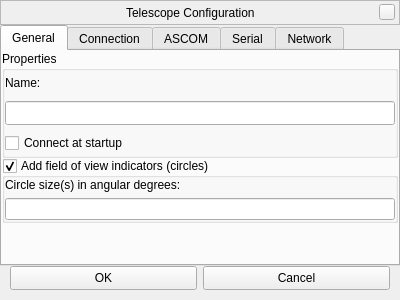
Qt form plugins/TelescopeControl/src/gui/telescopePropertiesWindow.ui (AlBannaTechno/stellarium) before a commit.
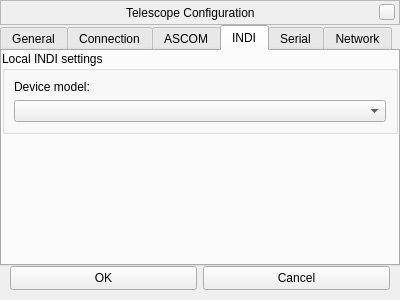
The same form after that commit. The open tabs and pages were chosen to show the change. Custom widgets are drawn as their Qt base class.

Commit message: + crude implementation of a method to populate the list of exsiting INDI drivers

Diff of the .ui file:
```diff
--- a/plugins/TelescopeControl/src/gui/telescopePropertiesWindow.ui
+++ b/plugins/TelescopeControl/src/gui/telescopePropertiesWindow.ui
@@ -546,6 +546,51 @@
            </item>
           </layout>
          </widget>
+         <widget class="QWidget" name="tabIndi">
+          <attribute name="title">
+           <string>INDI</string>
+          </attribute>
+          <layout class="QVBoxLayout" name="verticalLayoutIndi">
+           <property name="spacing">
+            <number>0</number>
+           </property>
+           <property name="margin">
+            <number>0</number>
+           </property>
+           <item>
+            <widget class="QGroupBox" name="groupBoxIndi">
+             <property name="title">
+              <string>Local INDI settings</string>
+             </property>
+             <layout class="QVBoxLayout" name="verticalLayout_8">
+              <item>
+               <widget class="QLabel" name="labelIndiDeviceModel">
+                <property name="text">
+                 <string>Device model:</string>
+                </property>
+               </widget>
+              </item>
+              <item>
+               <widget class="QComboBox" name="comboBoxIndiDeviceModel"/>
+              </item>
+             </layout>
+            </widget>
+           </item>
+           <item>
+            <spacer name="verticalSpacer">
+             <property name="orientation">
+              <enum>Qt::Vertical</enum>
+             </property>
+             <property name="sizeHint" stdset="0">
+              <size>
+               <width>20</width>
+               <height>116</height>
+              </size>
+             </property>
+            </spacer>
+           </item>
+          </layout>
+         </widget>
          <widget class="QWidget" name="tabSerial">
           <attribute name="title">
            <string>Serial</string>
```
The commit also changes 8 other files.
